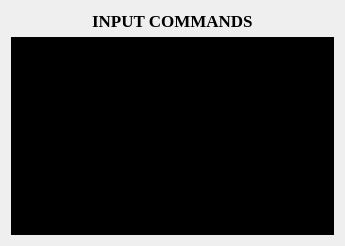
Before: the Qt Designer form GUI/GUIwithconnections/WidgetsUsed/InputCommands/inputcommands.ui in NaviPolytechnique/GUI, drawn with Qt 5.
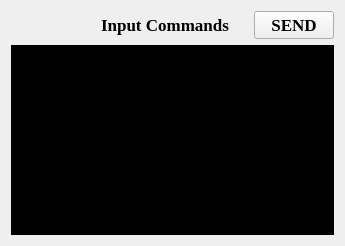
After: the same form once the commit is applied.

The edit to the form file:
```diff
--- a/GUI/GUIwithconnections/WidgetsUsed/InputCommands/inputcommands.ui
+++ b/GUI/GUIwithconnections/WidgetsUsed/InputCommands/inputcommands.ui
@@ -1,7 +1,7 @@
 <?xml version="1.0" encoding="UTF-8"?>
 <ui version="4.0">
  <class>InputCommands</class>
- <widget class="QDialog" name="InputCommands">
+ <widget class="QWidget" name="InputCommands">
   <property name="geometry">
    <rect>
     <x>0</x>
@@ -16,7 +16,22 @@
   <layout class="QVBoxLayout" name="verticalLayout_2">
    <item>
     <layout class="QVBoxLayout" name="verticalLayout">
-     <item alignment="Qt::AlignHCenter|Qt::AlignVCenter">
+     <item>
+      <layout class="QHBoxLayout" name="horizontalLayout" stretch="3,7,3">
+       <item>
+        <spacer name="horizontalSpacer">
+         <property name="orientation">
+          <enum>Qt::Horizontal</enum>
+         </property>
+         <property name="sizeHint" stdset="0">
+          <size>
+           <width>40</width>
+           <height>20</height>
+          </size>
+         </property>
+        </spacer>
+       </item>
+       <item>
       <widget class="QLabel" name="label">
        <property name="font">
         <font>
@@ -27,9 +42,29 @@
         </font>
        </property>
        <property name="text">
-        <string>INPUT COMMANDS</string>
-       </property>
-      </widget>
+          <string>Input Commands</string>
+         </property>
+         <property name="alignment">
+          <set>Qt::AlignCenter</set>
+         </property>
+        </widget>
+       </item>
+       <item>
+        <widget class="QPushButton" name="pushButton">
+         <property name="font">
+          <font>
+           <family>Times New Roman</family>
+           <pointsize>13</pointsize>
+           <weight>75</weight>
+           <bold>true</bold>
+          </font>
+         </property>
+         <property name="text">
+          <string>SEND</string>
+         </property>
+        </widget>
+       </item>
+      </layout>
      </item>
      <item>
       <widget class="QTextEdit" name="inputcommands">
```
Lines whose indentation alone changed are shown as unchanged.
